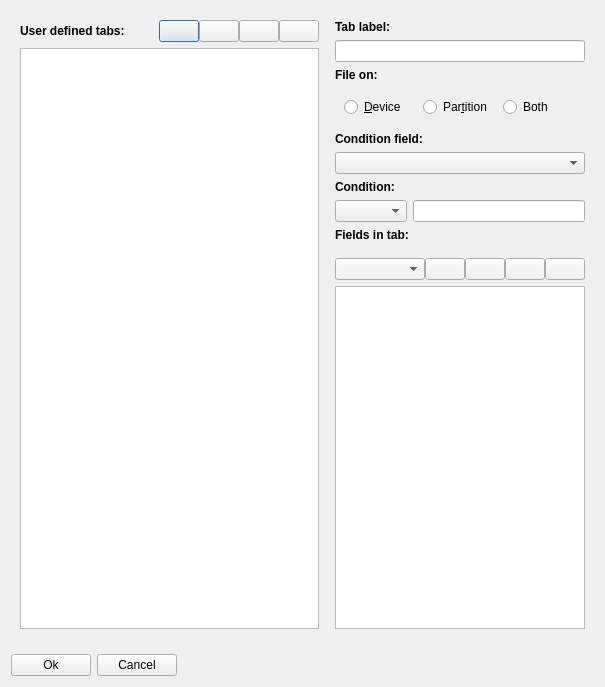
Above: ui/tabconfig.ui from iddekingej/blgui before the change. Below: the same form after it.
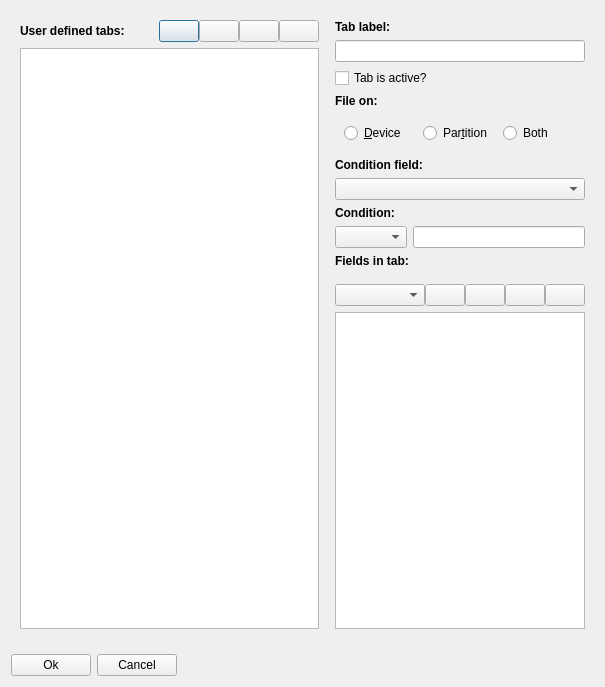
That is the form after the change. Icons and pictures are not drawn.

Commit message: * Is active checkbox/flag in tabdef

```diff
--- a/ui/tabconfig.ui
+++ b/ui/tabconfig.ui
@@ -175,6 +175,13 @@
         <item>
          <widget class="QLineEdit" name="tabLabel"/>
         </item>
+        <item>
+         <widget class="QCheckBox" name="isactive">
+          <property name="text">
+           <string>Tab is active?</string>
+          </property>
+         </widget>
+        </item>
         <item>
          <widget class="QLabel" name="label_3">
           <property name="sizePolicy">
```
The commit also changes 4 other files.
